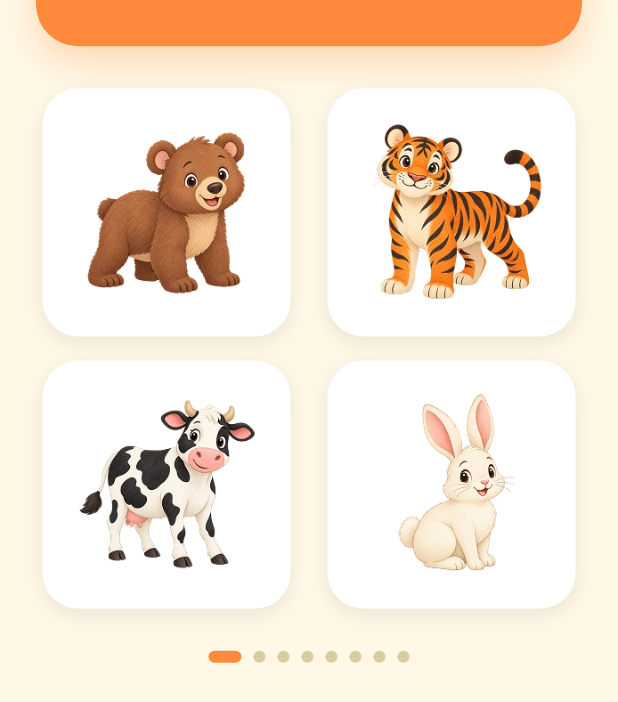
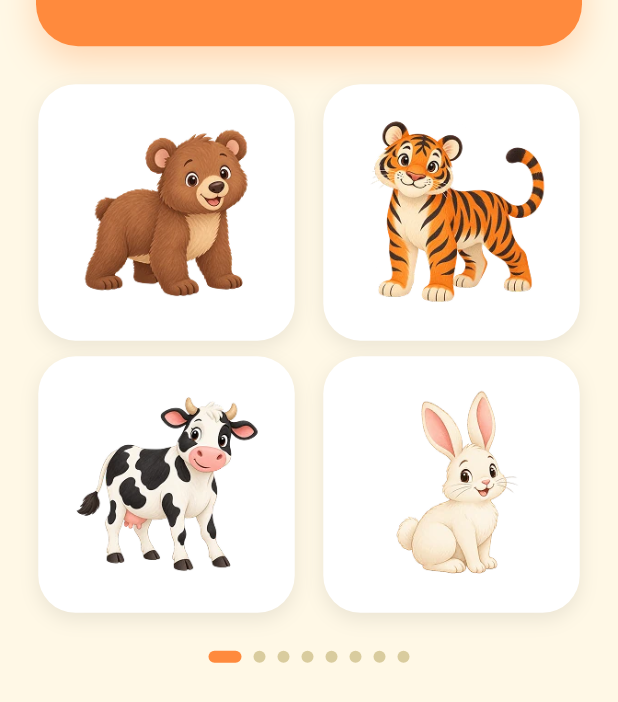
Before and after one commit to kapsgrafix/tap-and-learn-kids, a Flutter app: the CategorySelectScreen screen opened directly, after a tap on "Animals", on a phone screen of 412 x 824 dp. Shown: the part 352-1054 px from the top of the screen. Run offline on Flutter 3.47's test engine with Material 3 defaults, Android fonts, the phone set to English and light mode, and no system bars; our stand-ins replace audioplayers.

Commit message:
Enlarge category icons to 80px and add subtle pulse animation
- Category card icons bumped from 56x56 to 80x80 to match the Figma
  spec (previously captured but not applied).
- New reusable PulsingScale widget: a slow, continuous breathing
  scale animation for tappable elements.
- Category cards always pulse gently to invite taps.
- Quiz answer options pulse only while still idle/unanswered, and
  settle immediately once tapped (correct, wrong, or faded out) so
  the feedback state reads clearly.

Co-Authored-By: Claude Sonnet 5 <noreply@anthropic.com>
Claude-Session: https://claude.ai/code/session_01L641V5yhK8SUiDMbpWkBmD

```diff
--- a/lib/widgets/category_card.dart
+++ b/lib/widgets/category_card.dart
@@ -1,6 +1,7 @@
 import 'package:flutter/material.dart';
 import '../models/game_category.dart';
 import '../theme/app_theme.dart';
+import 'pulsing_scale.dart';
 
 class CategoryCard extends StatefulWidget {
   final GameCategory category;
@@ -19,7 +20,8 @@ class _CategoryCardState extends State<CategoryCard> {
   Widget build(BuildContext context) {
     final hasIcon = widget.category.iconAsset.isNotEmpty;
 
-    return GestureDetector(
+    return PulsingScale(
+      child: GestureDetector(
         onTapDown: (_) => setState(() => _scale = 0.95),
         onTapUp: (_) => setState(() => _scale = 1.0),
         onTapCancel: () => setState(() => _scale = 1.0),
@@ -43,11 +45,11 @@ class _CategoryCardState extends State<CategoryCard> {
               mainAxisAlignment: MainAxisAlignment.center,
               children: [
                 SizedBox(
-                width: 56,
-                height: 56,
+                  width: 80,
+                  height: 80,
                   child: hasIcon
                       ? Image.asset(widget.category.iconAsset, fit: BoxFit.contain)
-                    : const Icon(Icons.palette_rounded, color: Colors.white, size: 48),
+                      : const Icon(Icons.palette_rounded, color: Colors.white, size: 64),
                 ),
                 const SizedBox(height: 10),
                 Text(
@@ -63,6 +65,7 @@ class _CategoryCardState extends State<CategoryCard> {
             ),
           ),
         ),
+      ),
     );
   }
 }
--- a/lib/widgets/option_card.dart
+++ b/lib/widgets/option_card.dart
@@ -1,6 +1,7 @@
 import 'package:flutter/material.dart';
 import '../models/game_item.dart';
 import '../theme/app_theme.dart';
+import 'pulsing_scale.dart';
 
 enum OptionState { idle, correct, wrong, disabled }
 
@@ -12,7 +13,9 @@ enum OptionState { idle, correct, wrong, disabled }
 /// just a small, calm "Wrong" tag in the quiz's own category color,
 /// matching the Figma spec exactly. A correct tap gets a friendly green
 /// checkmark badge instead, and the other (un-tapped) cards fade slightly
-/// once an answer has been picked.
+/// once an answer has been picked. While a card is still tappable it
+/// breathes with a subtle pulse to invite a tap; the pulse stops the
+/// moment it's answered (correct, wrong, or faded out).
 class OptionCard extends StatelessWidget {
   final GameItem item;
   final OptionState state;
@@ -32,8 +35,11 @@ class OptionCard extends StatelessWidget {
     final isCorrectTapped = state == OptionState.correct;
     final isWrongTapped = state == OptionState.wrong;
     final isFaded = state == OptionState.disabled;
+    final isIdle = state == OptionState.idle;
 
-    return GestureDetector(
+    return PulsingScale(
+      enabled: isIdle,
+      child: GestureDetector(
         onTap: onTap,
         child: AnimatedScale(
           scale: isCorrectTapped ? 1.06 : 1.0,
@@ -76,6 +82,7 @@ class OptionCard extends StatelessWidget {
                 if (isCorrectTapped) _buildCorrectBadge(),
                 if (isWrongTapped) _buildWrongTag(),
               ],
+            ),
           ),
         ),
       ),
--- /dev/null
+++ b/lib/widgets/pulsing_scale.dart
@@ -0,0 +1,65 @@
+import 'package:flutter/material.dart';
+
+/// Wraps [child] in a slow, continuous, subtle "breathing" scale animation
+/// so tappable elements feel a little more alive and inviting for kids —
+/// without being distracting. Set [enabled] to false to settle back to
+/// scale 1.0 (e.g. once a card has already been tapped/answered).
+class PulsingScale extends StatefulWidget {
+  final Widget child;
+  final bool enabled;
+  final double maxScale;
+  final Duration duration;
+
+  const PulsingScale({
+    super.key,
+    required this.child,
+    this.enabled = true,
+    this.maxScale = 1.035,
+    this.duration = const Duration(milliseconds: 1300),
+  });
+
+  @override
+  State<PulsingScale> createState() => _PulsingScaleState();
+}
+
+class _PulsingScaleState extends State<PulsingScale> with SingleTickerProviderStateMixin {
+  late final AnimationController _controller;
+  late final Animation<double> _scale;
+
+  @override
+  void initState() {
+    super.initState();
+    _controller = AnimationController(vsync: this, duration: widget.duration);
+    _scale = Tween<double>(begin: 1.0, end: widget.maxScale).animate(
+      CurvedAnimation(parent: _controller, curve: Curves.easeInOut),
+    );
+    if (widget.enabled) _controller.repeat(reverse: true);
+  }
+
+  @override
+  void didUpdateWidget(covariant PulsingScale oldWidget) {
+    super.didUpdateWidget(oldWidget);
+    if (widget.enabled != oldWidget.enabled) {
+      if (widget.enabled) {
+        _controller.repeat(reverse: true);
+      } else {
+        _controller.animateTo(0, duration: const Duration(milliseconds: 150));
+      }
+    }
+  }
+
+  @override
+  void dispose() {
+    _controller.dispose();
+    super.dispose();
+  }
+
+  @override
+  Widget build(BuildContext context) {
+    return AnimatedBuilder(
+      animation: _controller,
+      child: widget.child,
+      builder: (context, child) => Transform.scale(scale: _scale.value, child: child),
+    );
+  }
+}
```
Lines whose indentation alone changed are shown as unchanged.
